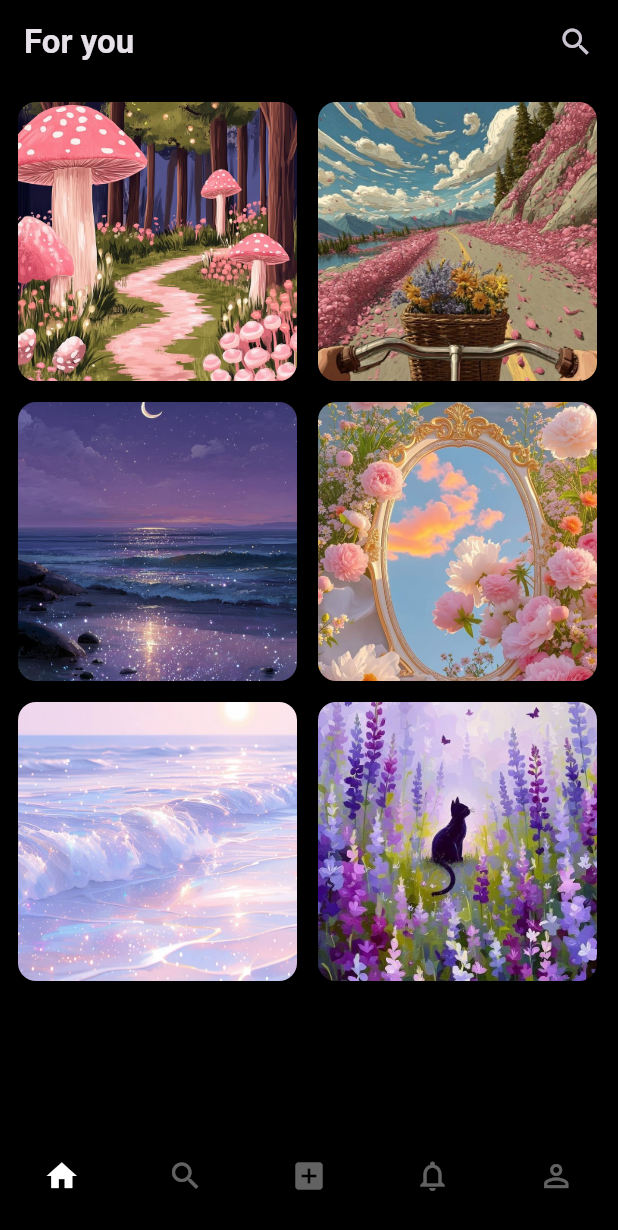
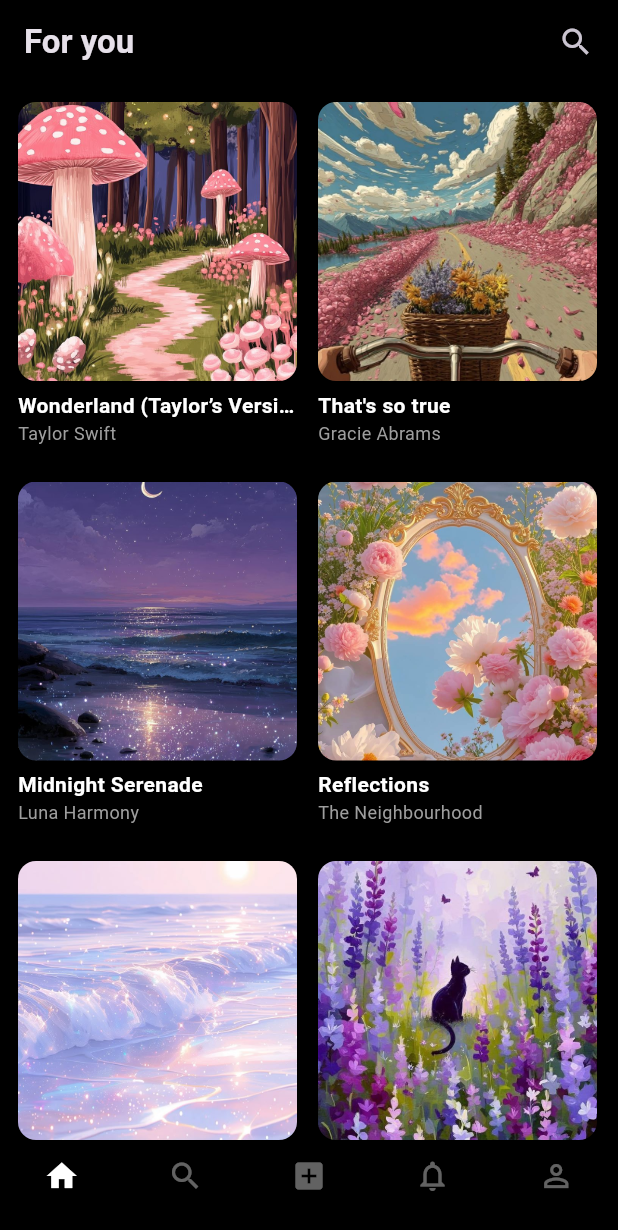
Before and after one commit to NotSakura/Melofy, a Flutter app: the screen it shows after launch, on a phone screen of 412 x 824 dp. Shown: the top 1230 px of the screen. Run offline on Flutter 3.47's test engine with Material 3 defaults, Android fonts, the phone set to English and light mode, and no system bars; our stand-ins replace audioplayers.

Commit message:
added names under photos in homepage, and also made it scrollable

```diff
--- a/frontend/lib/screens/home.dart
+++ b/frontend/lib/screens/home.dart
@@ -77,9 +77,12 @@ class _HomeScreenState extends State<HomeScreen> {
   return SingleChildScrollView(
     child: Padding(
       padding: const EdgeInsets.all(12),
-        child: Wrap(
+      child: Column(
+        crossAxisAlignment: CrossAxisAlignment.start,
+        children: [
+          Wrap(
             spacing: 14,
-          runSpacing: 14,
+            runSpacing: 24,
             children: posts.map((post) {
               return GestureDetector(
                 onTap: () {
@@ -94,7 +97,10 @@ class _HomeScreenState extends State<HomeScreen> {
                     ),
                   );
                 },
-              child: ClipRRect(
+                child: Column(
+                  crossAxisAlignment: CrossAxisAlignment.start,
+                  children: [
+                    ClipRRect(
                       borderRadius: BorderRadius.circular(12),
                       child: Image.asset(
                         post['image']!,
@@ -103,12 +109,43 @@ class _HomeScreenState extends State<HomeScreen> {
                         height: MediaQuery.of(context).size.width / 2 - 20,
                       ),
                     ),
+                    const SizedBox(height: 6),
+                    SizedBox(
+                      width: MediaQuery.of(context).size.width / 2 - 20,
+                      child: Text(
+                        post['title']!,
+                        style: const TextStyle(
+                          color: Colors.white,
+                          fontSize: 14,
+                          fontWeight: FontWeight.w600,
+                        ),
+                        maxLines: 1,
+                        overflow: TextOverflow.ellipsis,
+                      ),
+                    ),
+                    SizedBox(
+                      width: MediaQuery.of(context).size.width / 2 - 20,
+                      child: Text(
+                        post['artist']!,
+                        style: const TextStyle(
+                          color: Colors.grey,
+                          fontSize: 12,
+                        ),
+                        maxLines: 1,
+                        overflow: TextOverflow.ellipsis,
+                      ),
+                    ),
+                  ],
+                ),
               );
             }).toList(),
+          ),
+        ],
       ),
     ),
   );
 }
+
 
   void _showCreateModal(BuildContext context) {
     showModalBottomSheet(
--- a/frontend/lib/services/spotify_services.dart
+++ /dev/null
@@ -1,15 +0,0 @@
-
-import 'dart:convert';
-import 'package:http/http.dart' as http;
-
-class SpotifyService {
-  static Future<Map<String, dynamic>> searchTrack(String query) async {
-    final response = await http.get(Uri.parse('https://your-backend-url.com/track?query=\$query'));
-
-    if (response.statusCode != 200) {
-      throw Exception('Failed to load track');
-    }
-
-    return jsonDecode(response.body);
-  }
-}
--- a/frontend/pubspec.yaml
+++ b/frontend/pubspec.yaml
@@ -33,6 +33,7 @@ dependencies:
   spotify_sdk: ^2.3.0
   http: ^0.13.6
   audioplayers: ^5.2.1
+  just_audio: ^0.9.36
 
   # The following adds the Cupertino Icons font to your application.
   # Use with the CupertinoIcons class for iOS style icons.
```
Also changed, not shown: frontend/lib/screens/song_screen.dart (line endings or trailing spaces), 2 other files. Lines whose indentation alone changed are shown as unchanged.
